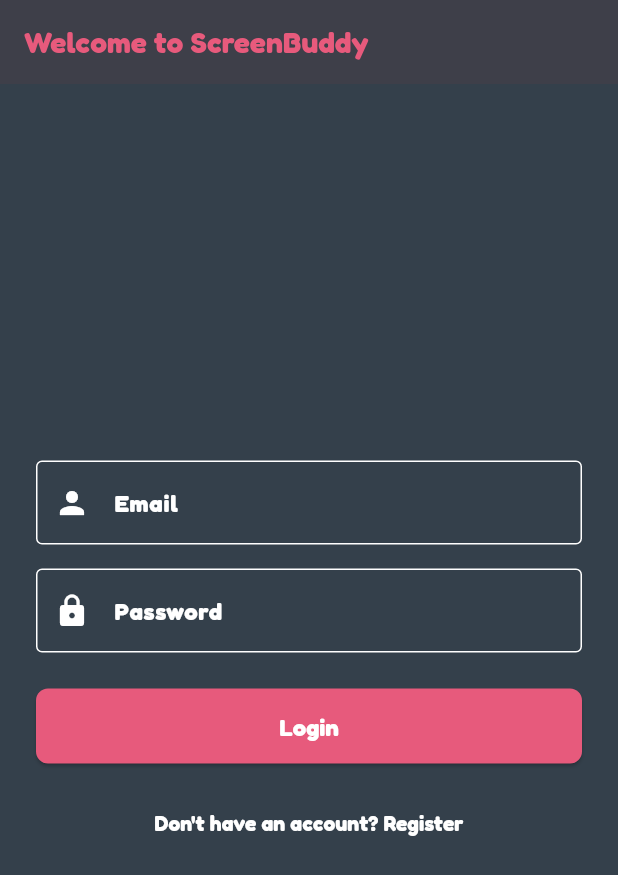
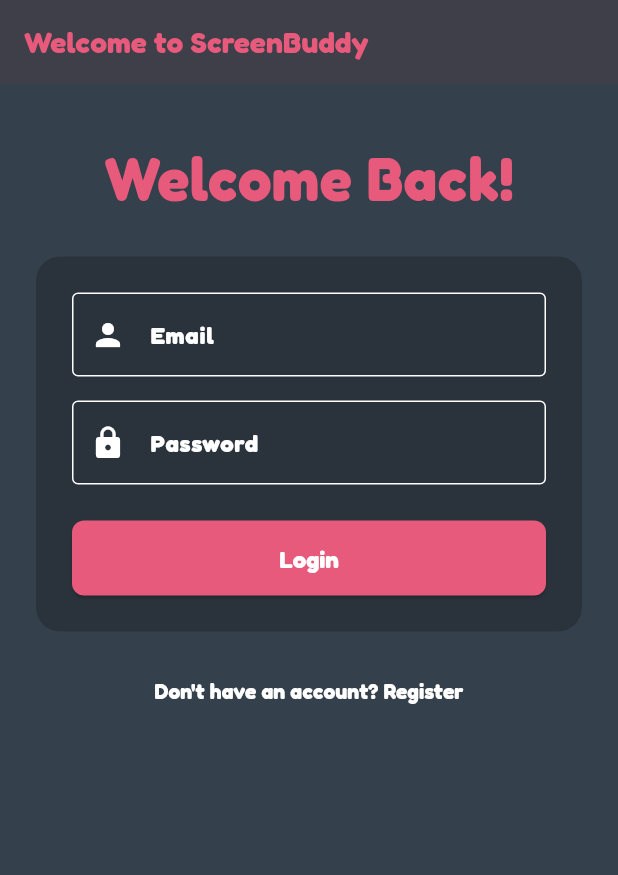
Before and after one commit to austinglashure/MobileScreenBuddy, a Flutter app: the screen it shows after launch, on a phone screen of 412 x 824 dp. Shown: the top 875 px of the screen. Run offline on Flutter 3.47's test engine with Material 3 defaults, Android fonts, the phone set to English and light mode, and no system bars.

Commit message:
Slight changes to style
On the login screen I added text at the top that I think should stay, I also added the dark colored box around the login stuff, that could stay or go it doesn't make a difference to me.

```diff
--- a/screenbuddy_mobile/lib/main.dart
+++ b/screenbuddy_mobile/lib/main.dart
@@ -229,9 +229,30 @@ class _AuthScreenState extends State<AuthScreen> {
         child: Padding(
           padding: const EdgeInsets.all(24),
           child: Column(
-              mainAxisAlignment: MainAxisAlignment.center,
+            mainAxisAlignment: MainAxisAlignment.start,
             children: [
-                Form(
+              const SizedBox(height: 10),
+
+              // Login/Register title
+              Text(
+                showLogin ? 'Welcome Back!' : 'Sign Up!',
+                style: const TextStyle(
+                  color: kAccent,
+                  fontSize: 40,
+                  fontWeight: FontWeight.bold,
+                  fontFamily: kFont,
+                ),
+              ),
+              const SizedBox(height: 24),
+
+              // Dark background container around form
+              Container(
+                decoration: BoxDecoration(
+                  color: Colors.black.withOpacity(0.2),
+                  borderRadius: BorderRadius.circular(16),
+                ),
+                padding: const EdgeInsets.all(24),
+                child: Form(
                   key: _formKey,
                   child: Column(
                     children: [
@@ -263,6 +284,8 @@ class _AuthScreenState extends State<AuthScreen> {
                     ],
                   ),
                 ),
+              ),
+
               const SizedBox(height: 16),
               TextButton(
                 onPressed: () => setState(() => showLogin = !showLogin),
@@ -352,8 +375,9 @@ class _VerifyPinScreenState extends State<VerifyPinScreen> {
           child: Padding(
             padding: const EdgeInsets.all(24),
             child: Column(
-              mainAxisAlignment: MainAxisAlignment.center,
+              mainAxisAlignment: MainAxisAlignment.start,
               children: [
+                const SizedBox(height: 85),
                 Text(
                   "Enter the 6-digit code sent to\n${widget.email}",
                   textAlign: TextAlign.center,
@@ -465,8 +489,12 @@ class _MainViewState extends State<MainView> {
             ),
           ),
           Center(
+            child: Transform.translate(
+              offset: const Offset(0, -110),
               child: Column(
+
                 mainAxisSize: MainAxisSize.min,
+                mainAxisAlignment: MainAxisAlignment.center,
                 children: [
                   Container(
                     decoration: BoxDecoration(
@@ -492,6 +520,8 @@ class _MainViewState extends State<MainView> {
                 ],
               ),
             ),
+          ),
+
           Positioned(
             left: 0,
             right: 0,
@@ -842,8 +872,9 @@ class _ShopViewState extends State<ShopView> {
               child: Padding(
                 padding: const EdgeInsets.all(12),
                 child: Column(
-                  mainAxisAlignment: MainAxisAlignment.center,
+                  mainAxisAlignment: MainAxisAlignment.start,
                   children: [
+                    const SizedBox(height: 85),
                     Image.asset(item.assetPath, width: 48, height: 48),
                     const SizedBox(height: 12),
                     Text(
```
Lines whose indentation alone changed are shown as unchanged.
